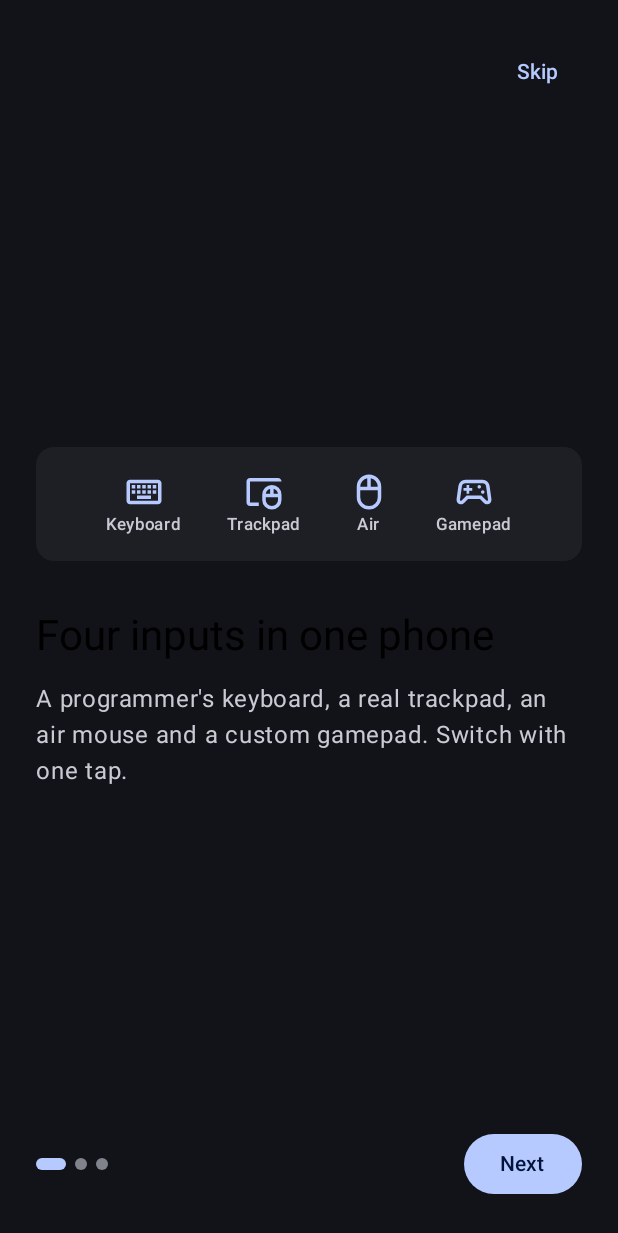
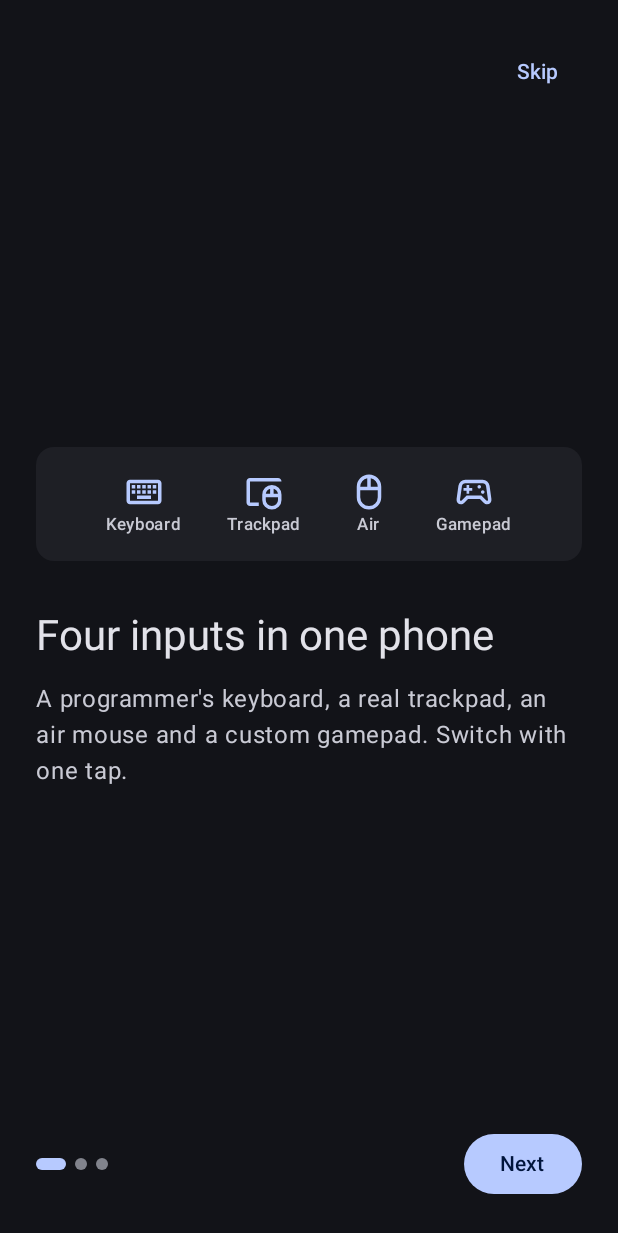
Before and after one commit to n1th1n-19/w-one, an Android app built with Jetpack Compose: the screen it shows after launch (MainActivity), on a phone screen of 412 x 824 dp. Shown: the top 1233 px of the screen. Run offline under Robolectric (Android 15) with nearby library versions, the phone set to English and light mode, and no system bars.

Commit message:
Release 0.1.2: readable intro, backlight off by default

```diff
--- a/app/build.gradle.kts
+++ b/app/build.gradle.kts
@@ -24,8 +24,8 @@ android {
         applicationId = "app.wone"
         minSdk = 28
         targetSdk = 36
-        versionCode = 2
-        versionName = "0.1.1"
+        versionCode = 3
+        versionName = "0.1.2"
     }
 
     signingConfigs {
--- a/app/src/main/kotlin/app/wone/data/Settings.kt
+++ b/app/src/main/kotlin/app/wone/data/Settings.kt
@@ -35,7 +35,7 @@ data class Settings(
     val ringFx: RingFx = RingFx.Off,
     val theme: ThemeMode = ThemeMode.Dark,
     val dynamicColor: Boolean = true,
-    val keyboardFx: KeyboardFx = KeyboardFx.Wave,
+    val keyboardFx: KeyboardFx = KeyboardFx.Off,
     val speed: Float = 4f,           // seconds per cycle, 1..10; lower is faster
     val brightness: Float = 0.9f,
     val accentIndex: Int = 0,
--- a/app/src/main/kotlin/app/wone/ui/Screens.kt
+++ b/app/src/main/kotlin/app/wone/ui/Screens.kt
@@ -20,6 +20,7 @@ import androidx.compose.foundation.layout.fillMaxSize
 import androidx.compose.foundation.layout.fillMaxWidth
 import androidx.compose.foundation.layout.height
 import androidx.compose.foundation.layout.padding
+import androidx.compose.foundation.layout.safeDrawingPadding
 import androidx.compose.foundation.layout.size
 import androidx.compose.foundation.pager.HorizontalPager
 import androidx.compose.foundation.pager.rememberPagerState
@@ -375,7 +376,8 @@ fun IntroScreen(onDone: () -> Unit) {
     val cs = MaterialTheme.colorScheme
     val pager = rememberPagerState { 3 }
     val scope = rememberCoroutineScope()
-    Column(Modifier.fillMaxSize().background(cs.background).padding(24.dp)) {
+    androidx.compose.material3.Surface(color = cs.background, contentColor = cs.onBackground, modifier = Modifier.fillMaxSize()) {
+    Column(Modifier.fillMaxSize().safeDrawingPadding().padding(24.dp)) {
         Row(Modifier.fillMaxWidth(), horizontalArrangement = Arrangement.End) {
             if (pager.currentPage < 2) TextButton(onDone) { Text("Skip") }
         }
@@ -425,6 +427,7 @@ fun IntroScreen(onDone: () -> Unit) {
             }
         }
     }
+    }
 }
 
 /** Cold-start screen: a new mascot each launch, drawn from noise with a random seed and frequency. */
```
Also changed, not shown: 2 other files.
